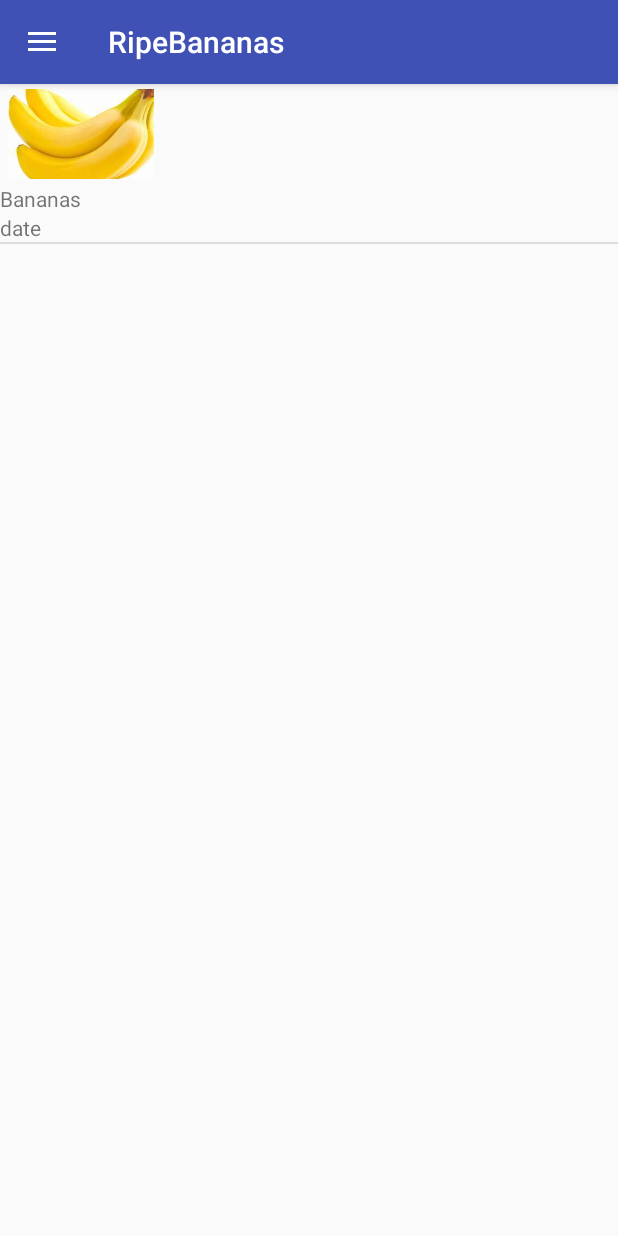
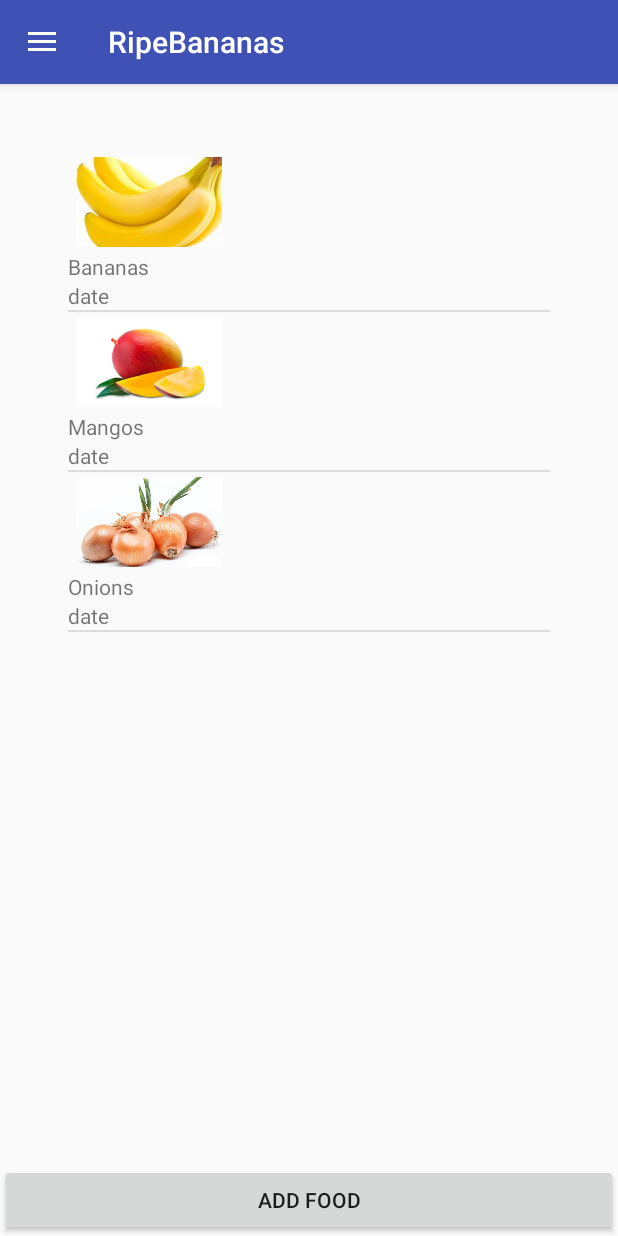
Before and after one commit to heyItsAma/RipeBananas, an Android app: the screen it shows after launch (MainActivity), on a phone screen of 412 x 824 dp. Run offline under Robolectric (Android 15) with nearby library versions, the phone set to English and light mode, and no system bars; 1 statement that could not run was skipped.

Commit message:
RipeBananas with Database (Add only)

```diff
--- a/app/src/main/java/com/example/tehhuzzlenut/ripebananas/MainActivity.java
+++ b/app/src/main/java/com/example/tehhuzzlenut/ripebananas/MainActivity.java
@@ -1,17 +1,22 @@
 package com.example.tehhuzzlenut.ripebananas;
 
 import android.app.AlertDialog;
+import android.content.ComponentName;
 import android.content.Context;
 import android.content.DialogInterface;
+import android.content.Intent;
+import android.database.Cursor;
 import android.os.Build;
 import android.support.v4.widget.DrawerLayout;
 import android.support.v7.app.ActionBarDrawerToggle;
 import android.support.v7.app.AppCompatActivity;
 import android.os.Bundle;
+import android.util.Log;
 import android.view.LayoutInflater;
 import android.view.MenuItem;
 import android.view.View;
 import android.widget.AdapterView;
+import android.widget.Button;
 import android.widget.ListView;
 import android.widget.Toast;
 
@@ -28,6 +33,16 @@ public class MainActivity extends AppCompatActivity {
     ListView lst;
     private CustomListView mAdapter;
 
+    //Buttons
+    private Button addButton;
+
+    //ArrayList of Foods
+    final ArrayList<Food> foodsList = new ArrayList<>();
+
+    //Database Helper
+    DatabaseHelper db;
+
+    private static final String TAG = "MainActivity";
 
     @Override
     protected void onCreate(Bundle savedInstanceState) {
@@ -42,14 +57,17 @@ public class MainActivity extends AppCompatActivity {
         drawerToggle.syncState();
         getSupportActionBar().setDisplayHomeAsUpEnabled(true);
 
+        //Database Helper setup
+        db = new DatabaseHelper(MainActivity.this);
+
 
         //Set up ListView
-        lst = (ListView) findViewById(R.id.lst);
-        LayoutInflater layoutInflater = getLayoutInflater();
-        final ArrayList<Food> foodsList = new ArrayList<>();
-        foodsList.add(new Food(R.drawable.bananas, "Bananas" , "date"));
-        mAdapter = new CustomListView(this,foodsList);
-        lst.setAdapter(mAdapter);
+//        lst = (ListView) findViewById(R.id.lst);
+//        //LayoutInflater layoutInflater = getLayoutInflater();
+//        foodsList.add(new Food(R.drawable.bananas, "Bananas" , "date"));
+//        mAdapter = new CustomListView(this,foodsList);
+//        lst.setAdapter(mAdapter);
+        populateListView();
 
 
         //Long click listener for listview - Delete an item
@@ -68,9 +86,10 @@ public class MainActivity extends AppCompatActivity {
                         .setMessage("Have you already consumed this food? If so, hit yes to delete.")
                         .setPositiveButton("Yes, it's all gone.", new DialogInterface.OnClickListener() {
                             public void onClick(DialogInterface dialog, int which) {
+                                String name = foodsList.get(position).getmName();
                                 foodsList.remove(position);
                                 mAdapter.notifyDataSetChanged();
-                                Toast.makeText(MainActivity.this, "Removed from list.", Toast.LENGTH_SHORT).show();
+                                Toast.makeText(MainActivity.this, name + " removed from list.", Toast.LENGTH_SHORT).show();
                             }
                         })
                         .setNegativeButton("No, it's still in my pantry.", new DialogInterface.OnClickListener() {
@@ -85,12 +104,50 @@ public class MainActivity extends AppCompatActivity {
             }
         });
 
-        //Button to add item to list
+        //Button to add item to list - send to new activity to add to the list, update list with info
+        addButton = (Button) findViewById(R.id.addButton);
+        addButton.setOnClickListener(new View.OnClickListener() {
+            @Override
+            public void onClick(View view) {
+                Intent i = new Intent(MainActivity.this, AddFood.class);
+                int RESULT_CODE = 10;
+                startActivityForResult(i, RESULT_CODE);
+            }
+        });
+
+        //Receive intent upon returning to main activity from Add food
+        //Intent receivedIntent = getIntent();
+
+        //checkIntent(receivedIntent);
 
     }
 
+    //Populate listview
+    private void populateListView() {
+//        Log.d(TAG, "populateListView: Displaying data in the ListView.");
+//        Log.d(TAG, "populateListView: got database.");
+//        Cursor data = db.getData();
+//        if(data == null){
+//            Log.d(TAG, "populateListView: NOTHING HERE.");
+//            Toast.makeText(MainActivity.this, "NOTHING HERE", Toast.LENGTH_SHORT).show();
+//        }
+//        while(data.moveToNext()){
+//            //Get the value form the database and add to Arraylist
+//            foodsList.add(new Food(R.drawable.foodplaceholder, data.getString(1), data.getString(2)));
+//        }
 
+        //Create listview
+        //lst = (ListView) findViewById(R.id.lst);
+        //LayoutInflater layoutInflater = getLayoutInflater();
 
+        lst = (ListView) findViewById(R.id.lst);
+        foodsList.add(new Food(R.drawable.bananas, "Bananas" , "date"));
+        foodsList.add(new Food(R.drawable.mango, "Mangos" , "date"));
+        foodsList.add(new Food(R.drawable.onions, "Onions" , "date"));
+        mAdapter = new CustomListView(this,foodsList);
+        lst.setAdapter(mAdapter);
+
+    }
 
     @Override
     public boolean onOptionsItemSelected(MenuItem item) {
--- a/app/src/main/res/layout/activity_main.xml
+++ b/app/src/main/res/layout/activity_main.xml
@@ -10,6 +10,15 @@
     <LinearLayout
         android:layout_width="match_parent"
         android:layout_height="match_parent">
+
+        <Button
+            android:id="@+id/addButton"
+            android:layout_width="wrap_content"
+            android:layout_height="wrap_content"
+            android:layout_weight="1"
+            android:layout_gravity="center_horizontal|bottom"
+            android:text="Add Food" />
+
     </LinearLayout>
 
     <android.support.design.widget.NavigationView
@@ -20,9 +29,11 @@
     </android.support.design.widget.NavigationView>
 
     <ListView
-        android:layout_width="wrap_content"
-        android:layout_height="wrap_content"
         android:id="@+id/lst"
+        android:layout_width="10px"
+        android:layout_margin="45dip"
+        android:layout_weight="30"
+        android:layout_height="10px"
         android:layout_alignParentStart="true"
         android:layout_alignParentTop="true" />
 
```
Also changed, not shown: app/src/main/AndroidManifest.xml (+3 -4 lines), app/src/main/java/com/example/tehhuzzlenut/ripebananas/AddFood.java (added, +81 -0 lines), app/src/main/res/layout/activity_add_food.xml (added, +103 -0 lines).
